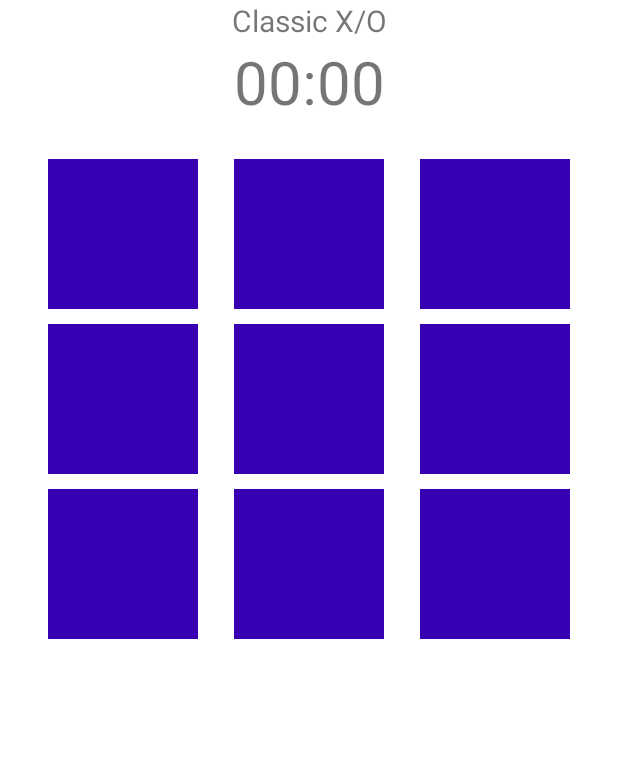
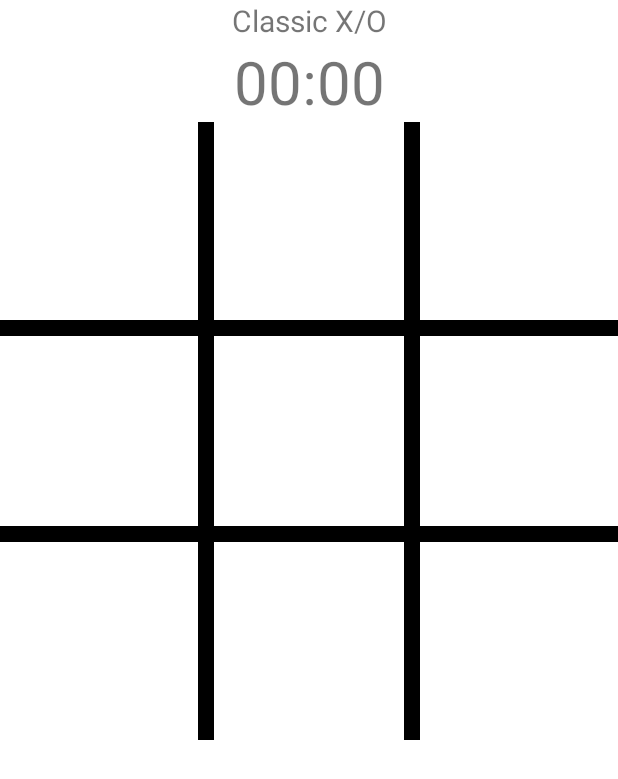
Before and after one commit to SDD-Devs/IksOksAndroidApp, an Android app: the ClassicGameActivity screen opened directly, with no data from a screen before it, on a phone screen of 412 x 824 dp. Shown: the top 779 px of the screen. Run offline under Robolectric (Android 15) with nearby library versions, the phone set to English and light mode, and no system bars.

Commit message:
Reworked the board, using a custom view now

```diff
--- a/app/src/main/java/com/example/iksoksandroidapp/IksOksLogic/classic_backend/BoardAdapter.java
+++ /dev/null
@@ -1,76 +0,0 @@
-/*
-Project         : Iks/Oks
-Date            : 11/11/2021
-Description     : Klasa koja prestavlja Adapter za komunikaciju izmedju ArrayList<Tiles>
-                kockica/polja i UI komponente u GridView-u. Ovo se zove Data-Binding i korisno je
-                je jer kad se nesto izmeni u ArrayList, izmenice se i u UI-u.
- */
-package com.example.iksoksandroidapp.IksOksLogic.classic_backend;
-
-import android.app.Activity;
-import android.content.Context;
-import android.content.Intent;
-import android.util.Log;
-import android.view.LayoutInflater;
-import android.view.View;
-import android.view.ViewGroup;
-import android.widget.ArrayAdapter;
-import android.widget.TextView;
-
-import androidx.annotation.NonNull;
-import androidx.annotation.Nullable;
-
-import com.example.iksoksandroidapp.IksOksLogic.enums.GameState;
-import com.example.iksoksandroidapp.IksOksLogic.pages.ClassicGameActivity;
-import com.example.iksoksandroidapp.IksOksLogic.pages.PopUp;
-import com.example.iksoksandroidapp.R;
-
-public class BoardAdapter extends ArrayAdapter<Tile>{
-
-    //Data Members
-    Game game;
-    Intent popupIntent;
-    Context context;
-
-    //Constructor
-    public BoardAdapter(Context context, Game game) {
-        super(context,0, game.getBoard().getTiles());
-        this.game = game;
-        this.context = context;
-    }
-
-
-    @NonNull
-    @Override
-    public View getView(int position, @Nullable View convertView, @NonNull ViewGroup parent) {
-
-        if (convertView == null) {
-            convertView = LayoutInflater.from(getContext()).inflate(R.layout.tile, parent, false);
-        }
-
-
-        //Declare and Initialize
-        Tile tile = getItem(position);
-        TextView txt_TileState = (TextView) convertView.findViewById(R.id.value);
-
-        convertView.setOnClickListener(new View.OnClickListener() {
-            @Override
-            public void onClick(View view) {
-                Log.d("[TestLog]", "Tile clicked!");
-                if (!game.playTile(position)) return;
-                    txt_TileState.setText(GameManager.getStringFromTileState(game.getBoard().getTileByID(position).getState()));
-
-                if (game.getGameState() != GameState.IN_PROGRESS)
-                {
-                    popupIntent = new Intent(getContext() , PopUp.class);
-                    popupIntent.putExtra("result", game.getGameState().toString());
-                    context.startActivity(popupIntent);
-                }
-
-
-            }
-        });
-
-        return convertView;
-    }
-}
--- a/app/src/main/java/com/example/iksoksandroidapp/IksOksLogic/classic_backend/Game.java
+++ b/app/src/main/java/com/example/iksoksandroidapp/IksOksLogic/classic_backend/Game.java
@@ -18,6 +18,7 @@ public class Game {
     private List<List<Integer>> winningPositions = new ArrayList<>();
 
     public Game() {
+
         this.board = new Board();
         this.gameState = GameState.IN_PROGRESS;
         this.currentTurn = PlayerType.IKS;
--- /dev/null
+++ b/app/src/main/java/com/example/iksoksandroidapp/IksOksLogic/classic_backend/IksOksBoard.java
@@ -0,0 +1,184 @@
+package com.example.iksoksandroidapp.IksOksLogic.classic_backend;
+
+import android.content.Context;
+import android.content.Intent;
+import android.content.res.TypedArray;
+import android.graphics.Canvas;
+import android.graphics.Paint;
+import android.util.AttributeSet;
+import android.view.MotionEvent;
+import android.view.View;
+
+import androidx.annotation.Nullable;
+
+import com.example.iksoksandroidapp.IksOksLogic.enums.GameState;
+import com.example.iksoksandroidapp.IksOksLogic.enums.TileState;
+import com.example.iksoksandroidapp.IksOksLogic.pages.PopUp;
+import com.example.iksoksandroidapp.R;
+
+public class IksOksBoard extends View {
+
+    private final int boardColor;
+    private final int XColor;
+    private final int OColor;
+    private final int winningLineColor;
+
+    private int cellSize = getWidth() / 3;
+
+    private final Paint paint = new Paint();
+
+    public IksOksBoard(Context context, @Nullable AttributeSet attrs) {
+
+        super(context, attrs);
+
+        TypedArray typedArray = context.getTheme().obtainStyledAttributes(attrs, R.styleable.IksOksBoard, 0, 0);
+
+        try {
+            boardColor = typedArray.getInteger(R.styleable.IksOksBoard_boardColor, 0);
+            XColor = typedArray.getInteger(R.styleable.IksOksBoard_XColor, 0);
+            OColor = typedArray.getInteger(R.styleable.IksOksBoard_OColor, 0);
+            winningLineColor = typedArray.getInteger(R.styleable.IksOksBoard_winningLineColor, 0);
+        } finally {
+            typedArray.recycle();
+        }
+
+    }
+
+    @Override
+    public boolean onTouchEvent(MotionEvent motionEvent) {
+
+        Game game = GameManager.getGame();
+
+        float x = motionEvent.getX();
+        float y = motionEvent.getY();
+
+        int action = motionEvent.getAction();
+
+        if (action == MotionEvent.ACTION_DOWN) {
+
+            int row = (int) Math.ceil(y / cellSize) - 1;
+            int column = (int) Math.ceil(x / cellSize) - 1;
+            int position = oneDimensionalFromTwo(row, column);
+
+            if (!game.playTile(position)) {
+                return false;
+            }
+
+            invalidate();
+
+            return true;
+
+        }
+
+        return false;
+
+    }
+
+    @Override
+    protected void onMeasure(int width, int height) {
+
+        super.onMeasure(width, height);
+
+        int dimension = Math.min(getMeasuredWidth(), getMeasuredHeight());
+        cellSize = dimension / 3;
+
+        setMeasuredDimension(dimension, dimension);
+
+    }
+
+    @Override
+    protected void onDraw(Canvas canvas) {
+
+        paint.setStyle(Paint.Style.STROKE);
+        paint.setAntiAlias(true);
+
+        drawGameBoard(canvas);
+        drawMarkers(canvas);
+
+        Game game = GameManager.getGame();
+        if (game.getGameState() != GameState.IN_PROGRESS) {
+            Intent popupIntent = new Intent(getContext(), PopUp.class);
+            popupIntent.putExtra("result", game.getGameState().toString());
+            getContext().startActivity(popupIntent);
+        }
+
+    }
+
+    private void drawGameBoard(Canvas canvas) {
+
+        paint.setColor(boardColor);
+        paint.setStrokeWidth(16);
+
+        for (int c = 1; c < 3; c++) {
+            canvas.drawLine(cellSize * c, 0, cellSize * c, canvas.getWidth(), paint);
+        }
+
+        for (int r = 1; r < 3; r++) {
+            canvas.drawLine(0, cellSize * r, canvas.getWidth(), cellSize * r, paint);
+        }
+
+    }
+
+    private void drawMarkers(Canvas canvas) {
+
+        for (Tile tile : GameManager.getGame().getBoard().getTiles()) {
+            if (tile.getState().equals(TileState.IKS)) {
+                drawX(canvas, twoDimensionalFromOne(tile.getID())[0], twoDimensionalFromOne(tile.getID())[1]);
+            } else if (tile.getState().equals(TileState.OKS)) {
+                drawO(canvas, twoDimensionalFromOne(tile.getID())[0], twoDimensionalFromOne(tile.getID())[1]);
+            }
+        }
+
+    }
+
+    private void drawX(Canvas canvas, int row, int col) {
+
+        paint.setColor(XColor);
+
+        canvas.drawLine(
+                (float) ((col + 1) * cellSize - cellSize * 0.2),
+                (float) (row * cellSize + cellSize * 0.2),
+                (float) (col * cellSize + cellSize * 0.2),
+                (float) ((row + 1) * cellSize - cellSize * 0.2),
+                paint);
+
+        canvas.drawLine(
+                (float) (col * cellSize + cellSize * 0.2),
+                (float) (row * cellSize + cellSize * 0.2),
+                (float) ((col + 1) * cellSize - cellSize * 0.2),
+                (float) ((row + 1) * cellSize - cellSize * 0.2),
+                paint);
+
+    }
+
+    private void drawO(Canvas canvas, int row, int col) {
+
+        paint.setColor(OColor);
+
+        canvas.drawOval(
+                (float) (col * cellSize + cellSize * 0.2),
+                (float) (row * cellSize + cellSize * 0.2),
+                (float) ((col * cellSize + cellSize) - cellSize * 0.2),
+                (float) ((row * cellSize + cellSize) - cellSize * 0.2),
+                paint);
+
+    }
+
+    private int oneDimensionalFromTwo(int x, int y) {
+
+        return 3 * x + y;
+
+    }
+
+    private int[] twoDimensionalFromOne(int number) {
+
+        int[] xy = new int[2];
+
+        xy[0] = (number - (number % 3)) / 3;
+        xy[1] = number % 3;
+
+        return xy;
+
+    }
+
+}
--- a/app/src/main/java/com/example/iksoksandroidapp/IksOksLogic/pages/ClassicGameActivity.java
+++ b/app/src/main/java/com/example/iksoksandroidapp/IksOksLogic/pages/ClassicGameActivity.java
@@ -6,7 +6,6 @@ import android.os.Bundle;
 import android.widget.GridView;
 import android.widget.TextView;
 
-import com.example.iksoksandroidapp.IksOksLogic.classic_backend.BoardAdapter;
 import com.example.iksoksandroidapp.IksOksLogic.classic_backend.Game;
 import com.example.iksoksandroidapp.IksOksLogic.classic_backend.GameManager;
 import com.example.iksoksandroidapp.IksOksLogic.enums.GameState;
@@ -20,7 +19,6 @@ public class ClassicGameActivity extends AppCompatActivity {
 
 
     //Declaration
-    BoardAdapter boardAdapter;
     TimerTask timerTask;
     Timer timer;
     Game game;
@@ -42,13 +40,11 @@ public class ClassicGameActivity extends AppCompatActivity {
 
 
         //Initialization
-        gv_board = (GridView) findViewById(R.id.gridView);
+        //gv_board = (GridView) findViewById(R.id.gridView);
         txt_TimerLabel = (TextView) findViewById(R.id.lbl_Timer);
-        boardAdapter = new BoardAdapter(this, game);
-
 
         //Set the GridView adapter to the list of tiles.
-        gv_board.setAdapter(boardAdapter);
+        //gv_board.setAdapter(boardAdapter);
 
 
         timerTask = new TimerTask() {
--- a/app/src/main/res/layout/activity_classic_game.xml
+++ b/app/src/main/res/layout/activity_classic_game.xml
@@ -2,6 +2,7 @@
 <LinearLayout
     android:orientation="vertical"
     xmlns:android="http://schemas.android.com/apk/res/android"
+    xmlns:custom="http://schemas.android.com/apk/res-auto"
     android:layout_width="match_parent"
     android:layout_height="match_parent">
 
@@ -24,15 +25,13 @@
         android:textAlignment="center"
         />
 
-
-    <GridView
-        android:layout_centerVertical="true"
-        android:layout_centerHorizontal="true"
-        android:id="@+id/gridView"
+    <com.example.iksoksandroidapp.IksOksLogic.classic_backend.IksOksBoard
+        android:id="@+id/iksOksBoard"
         android:layout_width="match_parent"
         android:layout_height="wrap_content"
-        android:numColumns="3"
-        android:layout_margin="20dp"
+        custom:boardColor="#000000"
+        custom:XColor="#FF0000"
+        custom:OColor="#0000FF"
         />
 
 
```
Also changed, not shown: app/src/main/res/values/attrs.xml (added, +9 -0 lines).
